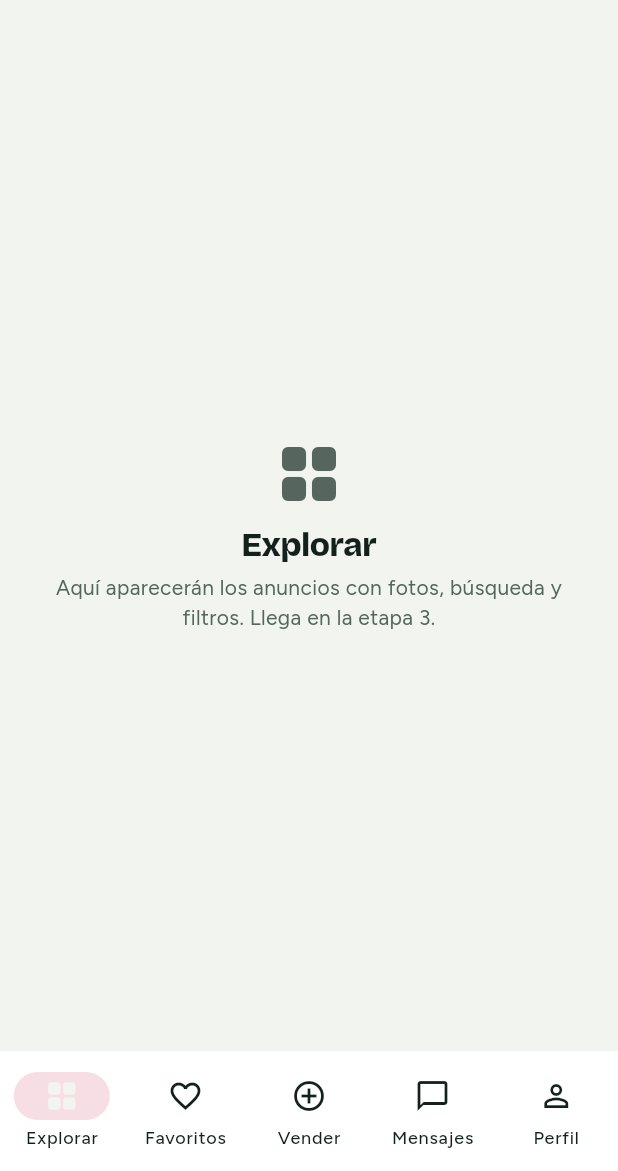
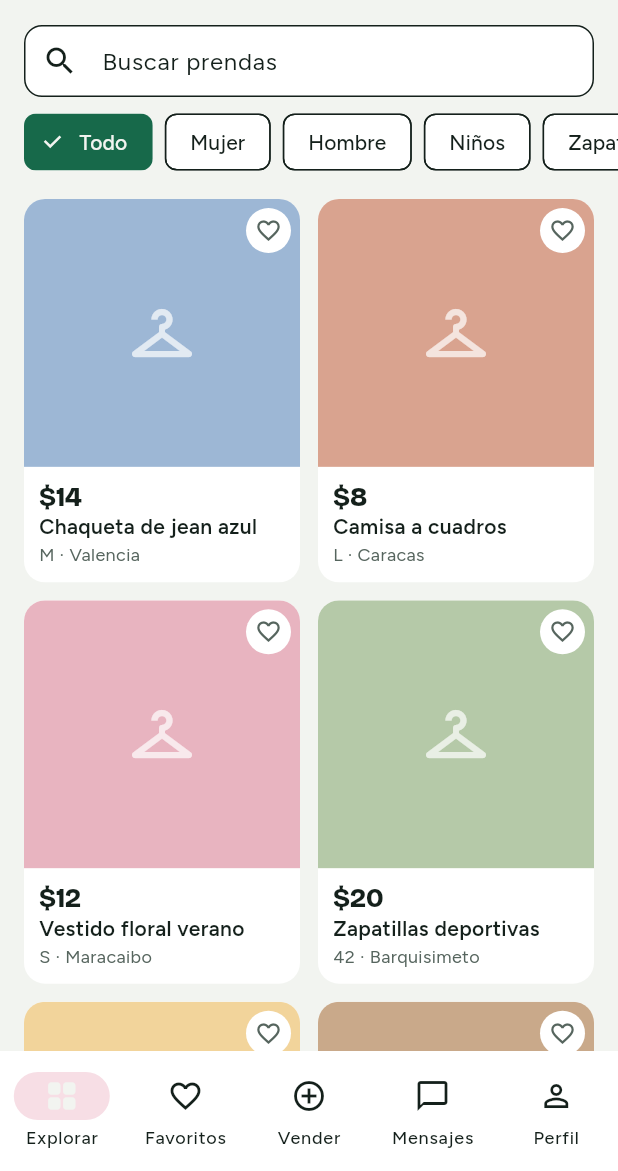
Before and after one commit to javiermoises159-dot/la-percha, a Flutter app: the screen it shows after launch, after a tap on "Explorar sin cuenta", on a phone screen of 412 x 824 dp, the part 65-1236 px from its top. Run offline on Flutter 3.47's test engine with Material 3 defaults, Android fonts, the phone set to English and light mode, and no system bars; our stand-ins replace google_fonts, shared_preferences; accounts and stored records are empty.

Commit message:
Etapa 3 (parte 1): Explorar, ficha de prenda y favoritos con datos de ejemplo
Co-Authored-By: Claude Sonnet 5.5 <noreply@anthropic.com>
Claude-Session: https://claude.ai/code/session_01JhSfgkLBMgjpgLXA8Cpnwe

```diff
--- /dev/null
+++ b/app/lib/explore_page.dart
@@ -0,0 +1,153 @@
+import 'package:flutter/material.dart';
+
+import 'listing.dart';
+import 'listing_detail.dart';
+import 'theme.dart';
+
+/// Tarjeta con la "foto" de la prenda. Se reemplaza por la foto real en la etapa 2.
+class ListingCard extends StatelessWidget {
+  const ListingCard(
+      {super.key, required this.item, required this.fav, required this.onFav});
+  final Listing item;
+  final bool fav;
+  final VoidCallback onFav;
+
+  @override
+  Widget build(BuildContext context) {
+    final surface = Theme.of(context).colorScheme.surface;
+    return GestureDetector(
+      onTap: () => Navigator.of(context).push(MaterialPageRoute<void>(
+          builder: (_) => ListingDetail(item: item, fav: fav, onFav: onFav))),
+      child: Container(
+        decoration: BoxDecoration(
+            color: surface, borderRadius: BorderRadius.circular(14)),
+        clipBehavior: Clip.antiAlias,
+        child: Column(
+          crossAxisAlignment: CrossAxisAlignment.start,
+          children: [
+            Expanded(
+              child: Stack(children: [
+                Positioned.fill(
+                    child: Container(
+                        color: item.color,
+                        child: const Icon(Icons.checkroom,
+                            size: 48, color: Colors.white70))),
+                Positioned(
+                  right: 6,
+                  top: 6,
+                  child: Material(
+                    color: surface,
+                    shape: const CircleBorder(),
+                    child: InkWell(
+                      customBorder: const CircleBorder(),
+                      onTap: onFav,
+                      child: Padding(
+                        padding: const EdgeInsets.all(6),
+                        child: Icon(fav ? Icons.favorite : Icons.favorite_border,
+                            size: 18,
+                            color: fav
+                                ? Theme.of(context).colorScheme.primary
+                                : context.muted),
+                      ),
+                    ),
+                  ),
+                ),
+              ]),
+            ),
+            Padding(
+              padding: const EdgeInsets.all(10),
+              child: Column(
+                crossAxisAlignment: CrossAxisAlignment.start,
+                children: [
+                  Text('\$${item.price.toStringAsFixed(0)}',
+                      style: display(18,
+                          color: Theme.of(context).colorScheme.onSurface)),
+                  Text(item.title,
+                      maxLines: 1,
+                      overflow: TextOverflow.ellipsis,
+                      style: const TextStyle(fontWeight: FontWeight.w600)),
+                  Text('${item.size} · ${item.city}',
+                      style: TextStyle(color: context.muted, fontSize: 12)),
+                ],
+              ),
+            ),
+          ],
+        ),
+      ),
+    );
+  }
+}
+
+class ExplorePage extends StatefulWidget {
+  const ExplorePage({super.key, required this.favs, required this.onFav});
+  final Set<String> favs;
+  final void Function(String id) onFav;
+
+  @override
+  State<ExplorePage> createState() => _ExplorePageState();
+}
+
+class _ExplorePageState extends State<ExplorePage> {
+  String _q = '';
+  String _cat = 'Todo';
+
+  @override
+  Widget build(BuildContext context) {
+    final items = sampleListings.where((l) {
+      final okCat = _cat == 'Todo' || l.category == _cat;
+      final okQ = _q.isEmpty || l.title.toLowerCase().contains(_q.toLowerCase());
+      return okCat && okQ;
+    }).toList();
+
+    return Column(children: [
+      Padding(
+        padding: const EdgeInsets.fromLTRB(16, 4, 16, 8),
+        child: TextField(
+          onChanged: (v) => setState(() => _q = v.trim()),
+          decoration: const InputDecoration(
+              prefixIcon: Icon(Icons.search),
+              hintText: 'Buscar prendas',
+              contentPadding: EdgeInsets.symmetric(vertical: 0)),
+        ),
+      ),
+      SizedBox(
+        height: 44,
+        child: ListView(
+          scrollDirection: Axis.horizontal,
+          padding: const EdgeInsets.symmetric(horizontal: 12),
+          children: [
+            for (final c in categories)
+              Padding(
+                padding: const EdgeInsets.symmetric(horizontal: 4),
+                child: ChoiceChip(
+                  label: Text(c),
+                  selected: _cat == c,
+                  onSelected: (_) => setState(() => _cat = c),
+                ),
+              ),
+          ],
+        ),
+      ),
+      Expanded(
+        child: items.isEmpty
+            ? Center(
+                child: Text('No encontramos prendas con ese filtro.',
+                    style: TextStyle(color: context.muted)))
+            : GridView.builder(
+                padding: const EdgeInsets.all(16),
+                gridDelegate: const SliverGridDelegateWithFixedCrossAxisCount(
+                    crossAxisCount: 2,
+                    mainAxisSpacing: 12,
+                    crossAxisSpacing: 12,
+                    childAspectRatio: 0.72),
+                itemCount: items.length,
+                itemBuilder: (_, i) => ListingCard(
+                  item: items[i],
+                  fav: widget.favs.contains(items[i].id),
+                  onFav: () => widget.onFav(items[i].id),
+                ),
+              ),
+      ),
+    ]);
+  }
+}
--- a/app/lib/home_shell.dart
+++ b/app/lib/home_shell.dart
@@ -2,6 +2,8 @@ import 'package:flutter/material.dart';
 
 import 'app_state.dart';
 import 'auth_sheet.dart';
+import 'explore_page.dart';
+import 'listing.dart';
 import 'logo.dart';
 import 'theme.dart';
 
@@ -16,6 +18,11 @@ class HomeShell extends StatefulWidget {
 
 class _HomeShellState extends State<HomeShell> {
   int _index = 0;
+  final Set<String> _favs = {};
+
+  void _toggleFav(String id) => setState(() {
+        if (!_favs.remove(id)) _favs.add(id);
+      });
 
   void _select(int i) {
     if (i == 2 && widget.state.account == null) {
@@ -40,10 +47,8 @@ class _HomeShellState extends State<HomeShell> {
       body: IndexedStack(
         index: _index,
         children: [
-          const _Soon(Icons.grid_view_rounded, 'Explorar',
-              'Aquí aparecerán los anuncios con fotos, búsqueda y filtros. Llega en la etapa 3.'),
-          const _Soon(Icons.favorite_border, 'Favoritos',
-              'Las prendas que guardes estarán aquí. Llega en la etapa 3.'),
+          ExplorePage(favs: _favs, onFav: _toggleFav),
+          _FavsPage(favs: _favs, onFav: _toggleFav),
           const _Soon(Icons.add_circle_outline, 'Vender',
               'Publicar una prenda con fotos y precio. Llega en la etapa 3.'),
           const _Soon(Icons.chat_bubble_outline, 'Mensajes',
@@ -157,3 +162,29 @@ class ProfilePage extends StatelessWidget {
     );
   }
 }
+
+class _FavsPage extends StatelessWidget {
+  const _FavsPage({required this.favs, required this.onFav});
+  final Set<String> favs;
+  final void Function(String id) onFav;
+
+  @override
+  Widget build(BuildContext context) {
+    final items = sampleListings.where((l) => favs.contains(l.id)).toList();
+    if (items.isEmpty) {
+      return const _Soon(Icons.favorite_border, 'Sin favoritos',
+          'Toca el corazón de una prenda para guardarla aquí.');
+    }
+    return GridView.builder(
+      padding: const EdgeInsets.all(16),
+      gridDelegate: const SliverGridDelegateWithFixedCrossAxisCount(
+          crossAxisCount: 2,
+          mainAxisSpacing: 12,
+          crossAxisSpacing: 12,
+          childAspectRatio: 0.72),
+      itemCount: items.length,
+      itemBuilder: (_, i) => ListingCard(
+          item: items[i], fav: true, onFav: () => onFav(items[i].id)),
+    );
+  }
+}
--- /dev/null
+++ b/app/lib/listing.dart
@@ -0,0 +1,99 @@
+import 'package:flutter/material.dart';
+
+class Listing {
+  const Listing({
+    required this.id,
+    required this.title,
+    required this.price,
+    required this.category,
+    required this.size,
+    required this.condition,
+    required this.city,
+    required this.seller,
+    required this.description,
+    required this.color,
+  });
+
+  final String id;
+  final String title;
+  final double price; // USD
+  final String category;
+  final String size;
+  final String condition;
+  final String city;
+  final String seller;
+  final String description;
+  final Color color;
+}
+
+const categories = ['Todo', 'Mujer', 'Hombre', 'Niños', 'Zapatos', 'Accesorios'];
+
+/// Datos de ejemplo. En la etapa 2 vendrán del servidor.
+const sampleListings = <Listing>[
+  Listing(
+      id: '1',
+      title: 'Chaqueta de jean azul',
+      price: 14,
+      category: 'Mujer',
+      size: 'M',
+      condition: 'Muy buen estado',
+      city: 'Valencia',
+      seller: 'maria_v',
+      description: 'Chaqueta de jean clásica, poco uso. Sin manchas ni roturas.',
+      color: Color(0xFF9DB7D5)),
+  Listing(
+      id: '2',
+      title: 'Camisa a cuadros',
+      price: 8,
+      category: 'Hombre',
+      size: 'L',
+      condition: 'Buen estado',
+      city: 'Caracas',
+      seller: 'jose_c',
+      description: 'Camisa de manga larga, algodón suave.',
+      color: Color(0xFFD9A38F)),
+  Listing(
+      id: '3',
+      title: 'Vestido floral verano',
+      price: 12,
+      category: 'Mujer',
+      size: 'S',
+      condition: 'Como nuevo',
+      city: 'Maracaibo',
+      seller: 'ana_m',
+      description: 'Vestido ligero, usado una sola vez.',
+      color: Color(0xFFE8B4C0)),
+  Listing(
+      id: '4',
+      title: 'Zapatillas deportivas',
+      price: 20,
+      category: 'Zapatos',
+      size: '42',
+      condition: 'Buen estado',
+      city: 'Barquisimeto',
+      seller: 'luis_b',
+      description: 'Zapatillas cómodas para caminar y correr.',
+      color: Color(0xFFB5C9A8)),
+  Listing(
+      id: '5',
+      title: 'Conjunto infantil',
+      price: 9,
+      category: 'Niños',
+      size: '4 años',
+      condition: 'Muy buen estado',
+      city: 'Maracay',
+      seller: 'carla_p',
+      description: 'Camiseta y pantalón para niño de 4 años.',
+      color: Color(0xFFF2D49B)),
+  Listing(
+      id: '6',
+      title: 'Bolso de cuero marrón',
+      price: 18,
+      category: 'Accesorios',
+      size: 'Único',
+      condition: 'Buen estado',
+      city: 'Mérida',
+      seller: 'pedro_r',
+      description: 'Bolso mediano con cierre, forro interior en buen estado.',
+      color: Color(0xFFC9A98A)),
+];
```
Also changed, not shown: app/lib/listing_detail.dart (added, +148 -0 lines).
